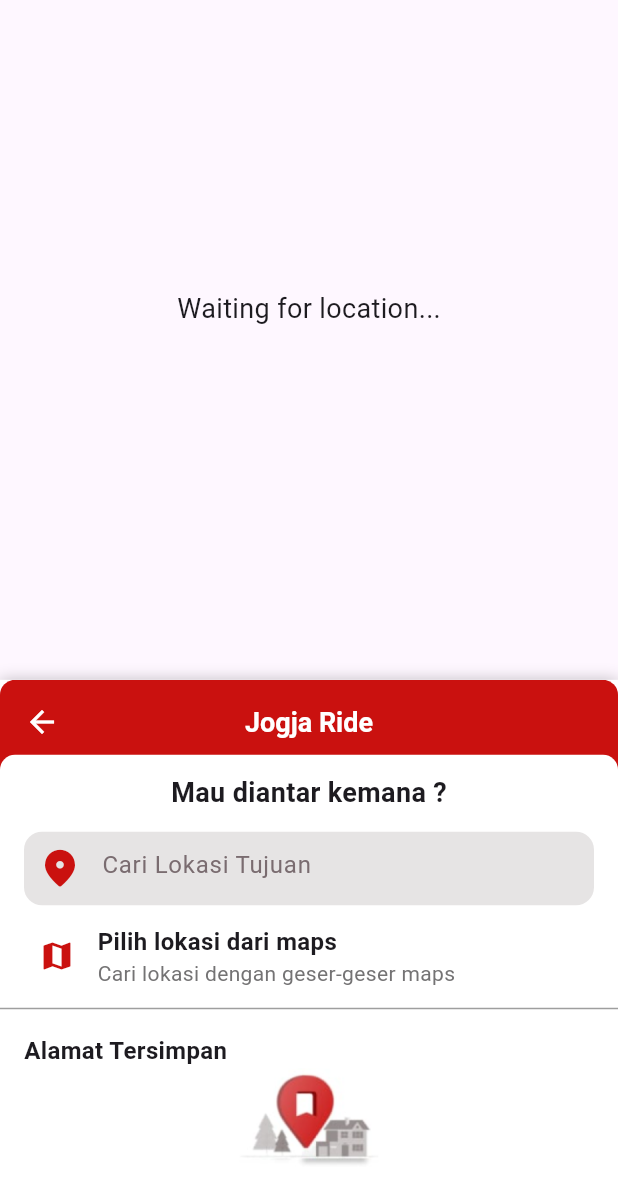
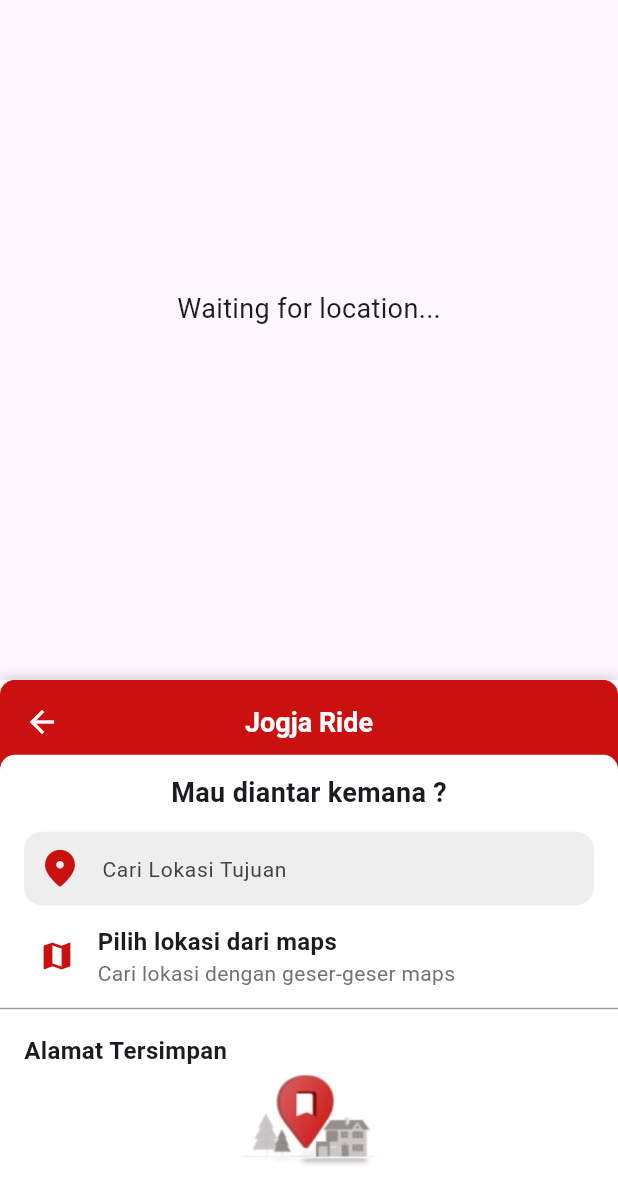
Before and after one commit to mariopandapotansimarmata/jogja_kita_gamification, a Flutter app: the screen it shows after launch, item 2 of the bottom bar chosen, after a tap on "Kupon", after a tap on "Jogja Ride", on a phone screen of 412 x 824 dp. Shown: the top 1203 px of the screen. Run offline on Flutter 3.47's test engine with Material 3 defaults, Android fonts, the phone set to English and light mode, and no system bars; drawn by our look-alikes of sliding_up_panel; our stand-ins replace geolocator, google_maps_flutter, image_picker, percent_indicator, sqflite; missing offline and left inert: overlay_loading_progress, qr_code_scanner, scan; accounts and stored records are empty.

Commit message:
fix qr code pickup images bug, fix coupon layout

```diff
--- a/lib/core/db/coupon_db.dart
+++ b/lib/core/db/coupon_db.dart
@@ -9,7 +9,6 @@ class CouponDb {
   static const String tableName = "coupons";
 
   CouponDb._();
-  // final _instance = CouponDb();
 
   Future<CouponModel> create(CouponModel coupon) async {
     final db = await jogjaKitaDb.database;
--- a/lib/views/component/form_field_text.dart
+++ b/lib/views/component/form_field_text.dart
@@ -18,8 +18,9 @@ class FormFieldText extends StatelessWidget {
       height: 49,
       child: TextFormField(
         decoration: InputDecoration(
-          hintStyle: const TextStyle(
-            color: Color.fromARGB(255, 122, 108, 112),
+          hintStyle: TextStyle(
+            fontSize: 14,
+            color: Colors.grey[800],
           ),
           hintText: name,
           prefixIcon: Icon(
@@ -28,7 +29,7 @@ class FormFieldText extends StatelessWidget {
             size: 30,
           ),
           filled: true,
-          fillColor: const Color.fromARGB(255, 230, 228, 228),
+          fillColor: Colors.grey[200],
           focusedBorder: const OutlineInputBorder(
               borderSide: BorderSide(color: Colors.transparent, width: 0),
               borderRadius: BorderRadius.all(Radius.circular(12))),
--- a/lib/views/home/coupon/coupon_widget.dart
+++ b/lib/views/home/coupon/coupon_widget.dart
@@ -23,7 +23,6 @@ class CouponCard extends StatelessWidget {
                 ],
               ),
               color: Color.fromARGB(255, 236, 32, 59),
-              // border: Border.all(color: Colors.black),
               borderRadius: BorderRadius.only(
                   topLeft: Radius.circular(20), topRight: Radius.circular(20))),
           child: Row(
@@ -80,8 +79,16 @@ class CouponCard extends StatelessWidget {
           padding: const EdgeInsets.all(5),
           height: 50,
           decoration: BoxDecoration(
+              boxShadow: [
+                BoxShadow(
+                  color: Colors.grey.withOpacity(0.2),
+                  spreadRadius: 5,
+                  blurRadius: 7,
+                  offset: const Offset(0, 3),
+                )
+              ],
               // color: Color(0xffF87474),
-              border: Border.all(color: Colors.black),
+              border: Border.all(color: Colors.black54),
               borderRadius: const BorderRadius.only(
                   bottomLeft: Radius.circular(20),
                   bottomRight: Radius.circular(20))),
--- a/lib/views/home/jogja_ride/jogja_ride.dart
+++ b/lib/views/home/jogja_ride/jogja_ride.dart
@@ -17,9 +17,9 @@ class _JogjaRideState extends State<JogjaRide> {
   Widget build(context) {
     return MaterialApp(
       theme: ThemeData(),
-      home: Scaffold(
-        body: SafeArea(
-            child: SlidingUpPanel(
+      home: SafeArea(
+        child: Scaffold(
+          body: SlidingUpPanel(
             minHeight: MediaQuery.of(context).size.height * 0.45,
             maxHeight: MediaQuery.of(context).size.height * 0.6,
             panel: Stack(
@@ -58,13 +58,14 @@ class _JogjaRideState extends State<JogjaRide> {
                       Container(
                         padding: const EdgeInsets.symmetric(horizontal: 16),
                         width: MediaQuery.of(context).size.width,
-                      height: (MediaQuery.of(context).size.height * 0.4) - 160,
+                        height:
+                            (MediaQuery.of(context).size.height * 0.4) - 160,
                         decoration: const BoxDecoration(
                             border:
                                 Border(bottom: BorderSide(color: Colors.grey)),
                             color: Colors.white,
-                          borderRadius:
-                              BorderRadius.vertical(top: Radius.circular(10))),
+                            borderRadius: BorderRadius.vertical(
+                                top: Radius.circular(10))),
                         child: Column(
                           mainAxisAlignment: MainAxisAlignment.spaceEvenly,
                           children: [
@@ -147,7 +148,8 @@ class _JogjaRideState extends State<JogjaRide> {
               ],
             ),
             body: const GoogleMapView(),
-        )),
+          ),
+        ),
       ),
     );
   }
```
Also changed, not shown: lib/views/home/jogja_ride/order_jogja_ride.dart (+19 -12 lines), lib/views/home/jogja_ride/pickup_jogja_ride.dart (+9 -6 lines), lib/views/home/quiz/qr_code_scanner.dart (+13 -11 lines). Lines whose indentation alone changed are shown as unchanged.
